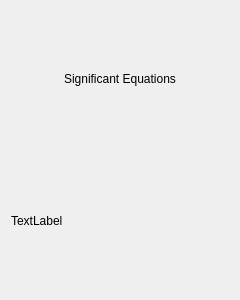
University-of-Utah-CS3505/a9-edu-app-DDDragonz, file chemicalequations.ui: the form before one commit.
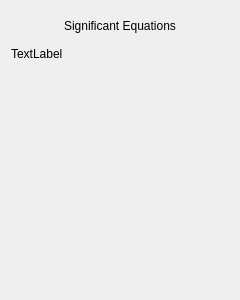
The form after the commit.

Diff of the .ui file:
```diff
--- a/chemicalequations.ui
+++ b/chemicalequations.ui
@@ -69,6 +69,12 @@
         <layout class="QVBoxLayout" name="layout">
          <item>
           <widget class="QLabel" name="titleLabel">
+           <property name="maximumSize">
+            <size>
+             <width>16777215</width>
+             <height>30</height>
+            </size>
+           </property>
            <property name="text">
             <string>Significant Equations</string>
            </property>
@@ -82,6 +88,9 @@
            <property name="text">
             <string>TextLabel</string>
            </property>
+           <property name="alignment">
+            <set>Qt::AlignLeading|Qt::AlignLeft|Qt::AlignTop</set>
+           </property>
            <property name="wordWrap">
             <bool>true</bool>
            </property>
```
